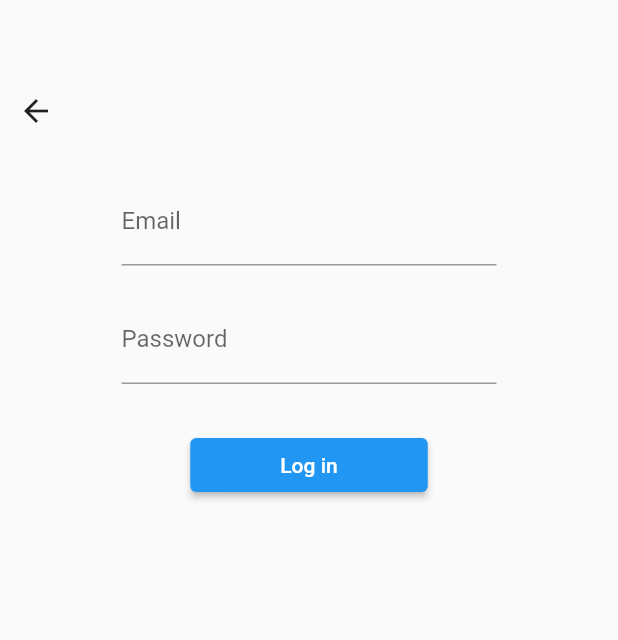
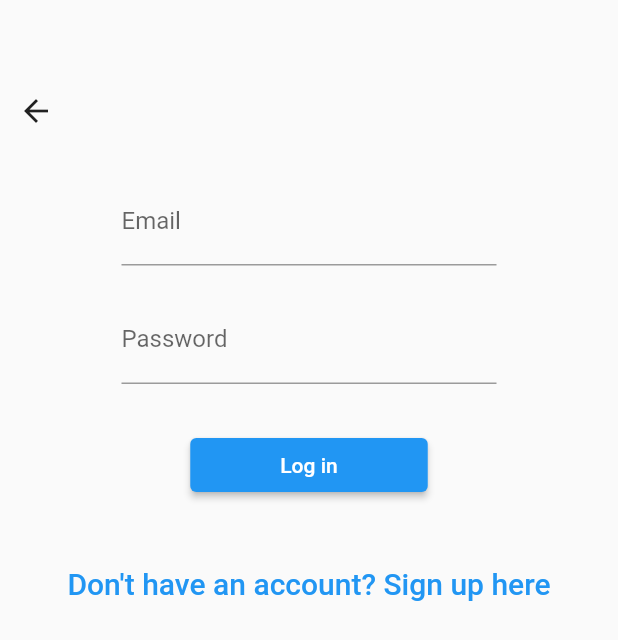
Before and after one commit to raghavagr2024/rkt, a Flutter app: the screen it shows after launch, after a tap on "Log In", on a phone screen of 412 x 824 dp. Shown: the top 640 px of the screen. Run offline on Flutter 3.47's test engine with Material 2 defaults, Android fonts, the light colour scheme and no system bars; our stand-ins replace supabase_flutter; accounts and stored records are empty; network calls fail.

Commit message:
Update login_user.dart
stylings

```diff
--- a/lib/login_user.dart
+++ b/lib/login_user.dart
@@ -3,7 +3,7 @@
 
 
 import 'package:flutter/material.dart';
-
+import 'package:rkt/accountChoice.dart';
 
 import 'package:rkt/content.dart';
 import 'package:supabase_flutter/supabase_flutter.dart';
@@ -35,8 +35,22 @@ class LoginPage extends StatelessWidget{
           LoginButton(),
           const SizedBox(height: 30),
 
+          SizedBox(
+            height: 50,
+            child: TextButton(
+                onPressed: () {
+                  Navigator.push(context,
+                      MaterialPageRoute(builder: (context) => AccountChoice()));
+                },
+                child: const Text(
+                  "Don't have an account? Sign up here",
+                  style: TextStyle(fontSize: 20),
+                )),
+          ),
+
         ],
       ),
+
     );
   }
 
@@ -67,7 +81,11 @@ class _EmailTextField extends State<EmailTextField>{
               ),
             ),
           ),
+
+
         )
+
+
     );
   }
 
@@ -123,6 +141,8 @@ class LoginButton extends StatelessWidget {
         ),
         child: const Text("Log in")
     );
+
+
   }
   Future<void> addLoginDialog(BuildContext context, String message) async {
     return showDialog<void>(
```
